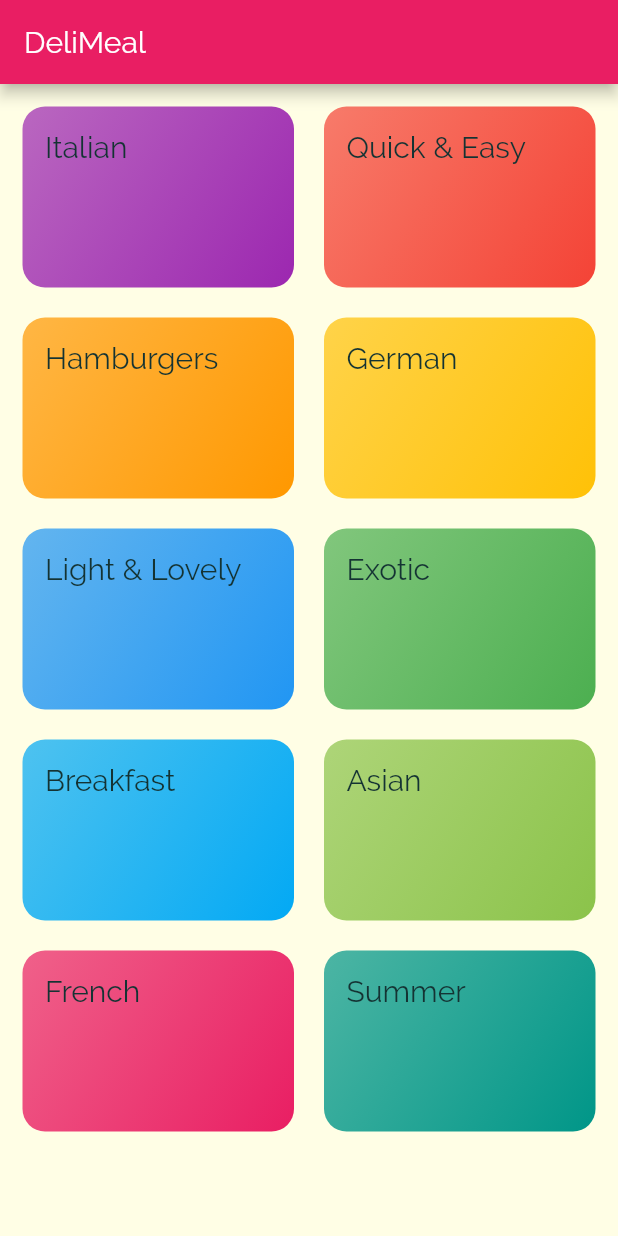
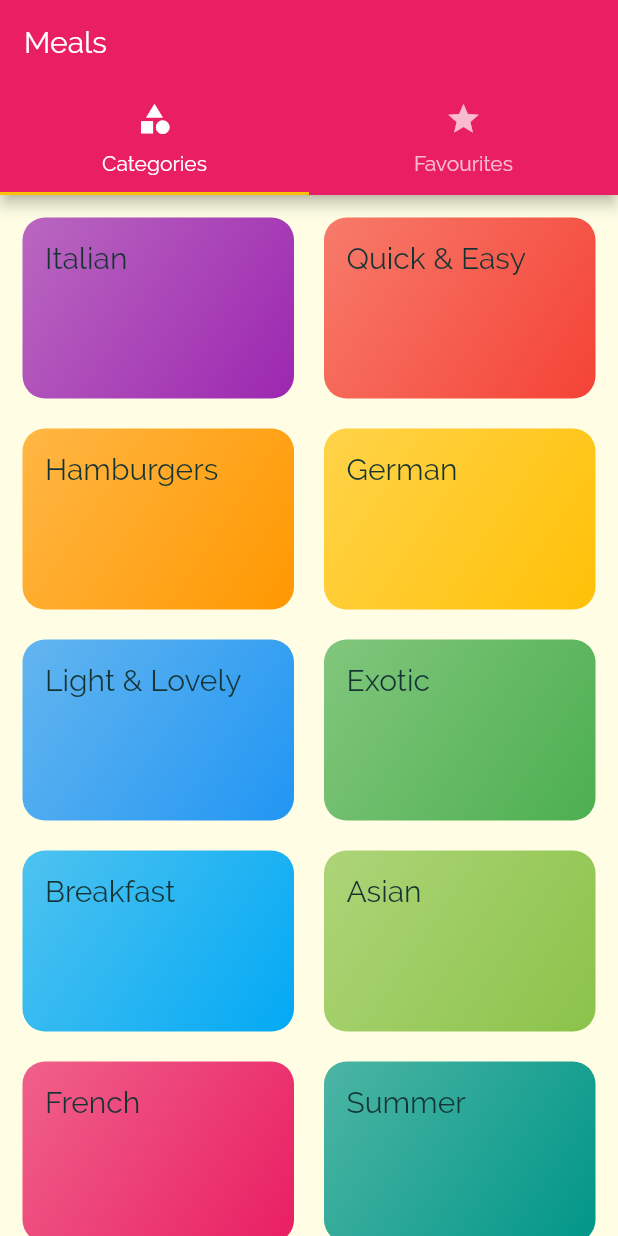
Before and after one commit to praveenbapuram/flutter_meals_app, a Flutter app: the screen it shows after launch, on a phone screen of 412 x 824 dp. Run offline on Flutter 3.47's test engine with Material 2 defaults, Android fonts, the phone set to English and light mode, and no system bars.

Commit message:
Adding Tab bar on the top below the AppBar.

```diff
--- a/flutter_meals_app/lib/main.dart
+++ b/flutter_meals_app/lib/main.dart
@@ -2,6 +2,7 @@ import 'package:flutter/material.dart';
 import 'package:flutter_meals_app/screens/categories_screen.dart';
 import 'package:flutter_meals_app/screens/category_meals_screen.dart';
 import 'package:flutter_meals_app/screens/meal_details_screen.dart';
+import 'package:flutter_meals_app/screens/tabs_screen.dart';
 
 void main() {
   runApp(MyApp());
@@ -36,7 +37,7 @@ class MyApp extends StatelessWidget {
       ),
       //home: CategoriesScreen(),
       routes: {
-        '/': (ctx) => CategoriesScreen(),
+        '/': (ctx) => TabsScreen(),
         CategoryMealsScreen.routeName: (ctx) => CategoryMealsScreen(),
         MealDetailScreen.routeName: (ctx) => MealDetailScreen(),
       },
--- a/flutter_meals_app/lib/screens/categories_screen.dart
+++ b/flutter_meals_app/lib/screens/categories_screen.dart
@@ -6,11 +6,7 @@ import 'package:flutter_meals_app/dummy_data.dart';
 class CategoriesScreen extends StatelessWidget {
   @override
   Widget build(BuildContext context) {
-    return Scaffold(
-      appBar: AppBar(
-        title: const Text('DeliMeal'),
-      ),
-      body: GridView(
+    return GridView(
       padding: EdgeInsets.all(15),
       children: DUMMY_CATEGORIES.map((catItem) {
         return CategoryItem(
@@ -21,7 +17,6 @@ class CategoriesScreen extends StatelessWidget {
           childAspectRatio: 3 / 2,
           crossAxisSpacing: 20,
           mainAxisSpacing: 20),
-      ),
     );
   }
 }
--- /dev/null
+++ b/flutter_meals_app/lib/screens/tabs_screen.dart
@@ -0,0 +1,37 @@
+import 'package:flutter/material.dart';
+import 'package:flutter_meals_app/screens/categories_screen.dart';
+import 'package:flutter_meals_app/screens/favourites_screen.dart';
+
+class TabsScreen extends StatefulWidget {
+  @override
+  _TabsScreenState createState() => _TabsScreenState();
+}
+
+class _TabsScreenState extends State<TabsScreen> {
+  @override
+  Widget build(BuildContext context) {
+    return DefaultTabController(
+      length: 2,
+      //initialIndex: 1,
+      child: Scaffold(
+        appBar: AppBar(
+          title: Text('Meals'),
+          bottom: TabBar(tabs: <Widget>[
+            Tab(
+              icon: Icon(Icons.category),
+              text: 'Categories',
+            ),
+            Tab(
+              icon: Icon(Icons.star),
+              text: 'Favourites',
+            )
+          ]),
+        ),
+        body: TabBarView(children: <Widget>[
+          CategoriesScreen(),
+          FavouritesScreen(),
+        ]),
+      ),
+    );
+  }
+}
```
Also changed, not shown: flutter_meals_app/lib/screens/favourites_screen.dart (added, +10 -0 lines), flutter_meals_app/lib/screens/meal_details_screen.dart (+58 -3 lines). Lines whose indentation alone changed are shown as unchanged.
